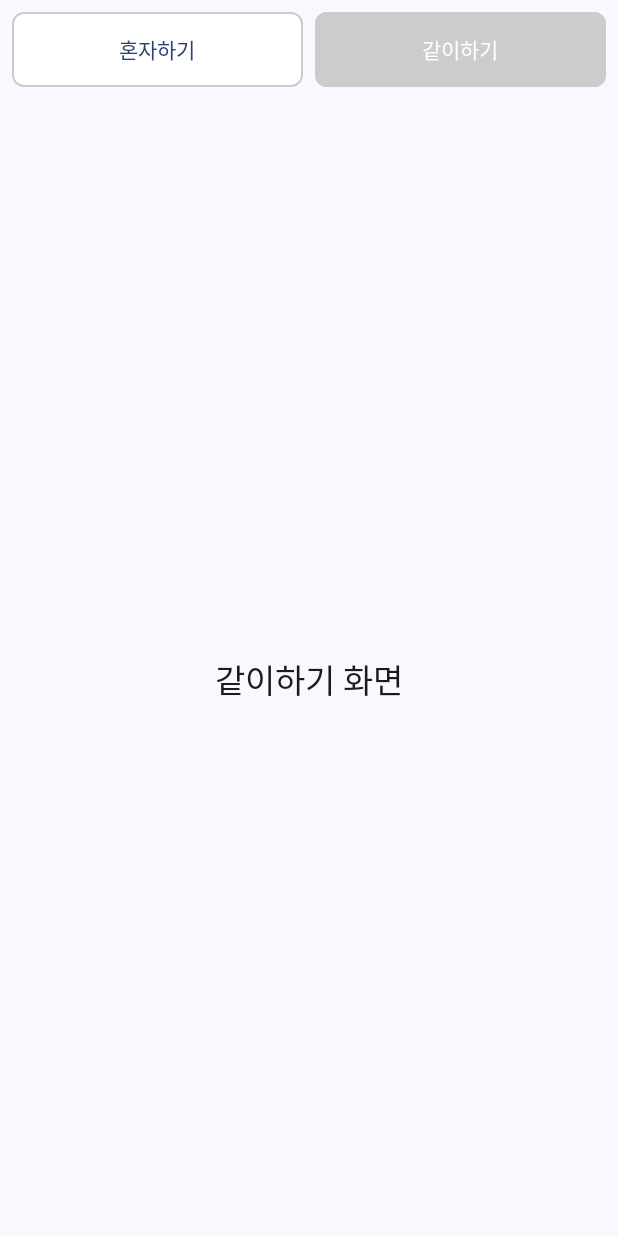
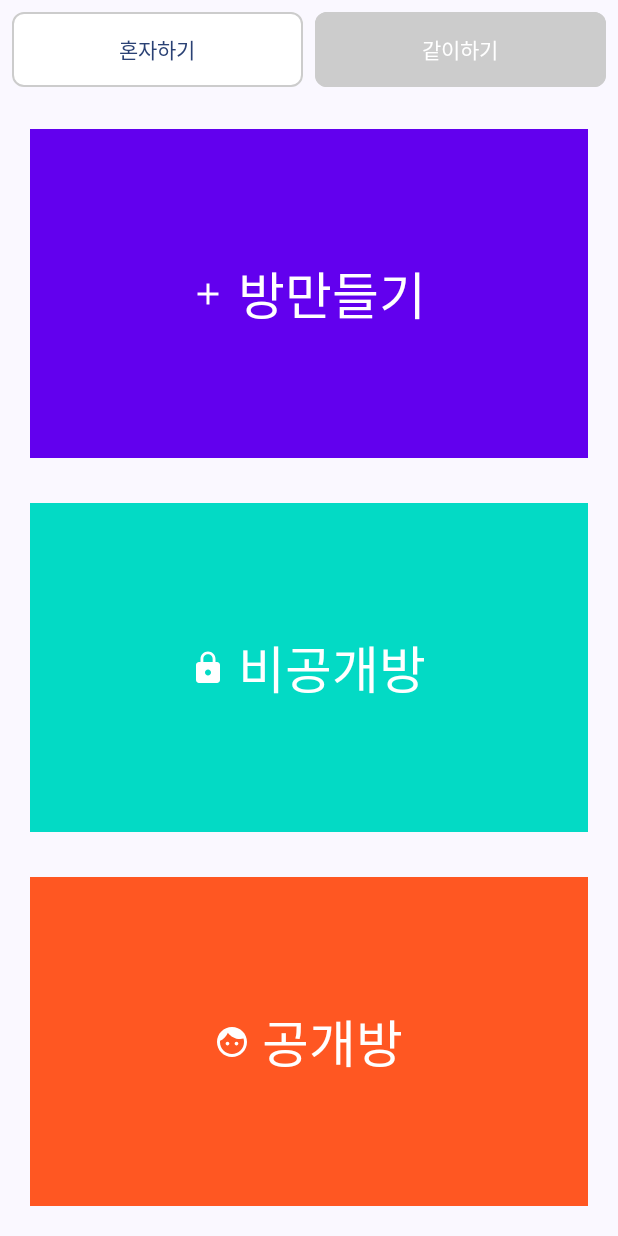
Before and after one commit to jshag90/NumberDiceGame, an Android app built with Jetpack Compose: the multi_play screen opened through its navigation route, on a phone screen of 412 x 824 dp. Run offline under Robolectric (Android 15) with nearby library versions, the phone set to English and light mode, and no system bars.

Commit message:
[Feat] 같이 하기 방만들기, 비공개 방 입장, 공개방 입장 버튼 추가

```diff
--- a/app/src/main/java/com/dodam/dicegame/MainActivity.kt
+++ b/app/src/main/java/com/dodam/dicegame/MainActivity.kt
@@ -84,7 +84,7 @@ class MainActivity : ComponentActivity() {
                     .weight(1f), // 남은 공간을 채움
                 verticalArrangement = Arrangement.Center
             ) {
-                MultlDiceRoller()
+                DiceRoller()
             }
         }
     }
@@ -163,8 +163,15 @@ class MainActivity : ComponentActivity() {
                 verticalArrangement = Arrangement.Center,
                 horizontalAlignment = Alignment.CenterHorizontally
             ) {
-                Spacer(modifier = Modifier.height(16.dp))
-                Text("같이하기 화면", style = MaterialTheme.typography.titleLarge)
+               /* Spacer(modifier = Modifier.height(16.dp))
+                Text("같이하기 화면", style = MaterialTheme.typography.titleLarge)*/
+
+                RoomActionsScreen(
+                    onCreateRoomClick = { println("방 만들기 클릭") },
+                    onPrivateRoomClick = { println("비공개 방 입장 클릭") },
+                    onPublicRoomClick = { println("공개 방 입장 클릭") }
+                )
+
             }
         }
     }
--- a/app/src/main/java/com/dodam/dicegame/MultiDiceRoller.kt
+++ b/app/src/main/java/com/dodam/dicegame/MultiDiceRoller.kt
@@ -1,10 +1,7 @@
 package com.dodam.dicegame
 
-import android.os.Build
-import androidx.annotation.RequiresApi
 import androidx.compose.runtime.Composable
 
-@RequiresApi(Build.VERSION_CODES.Q)
 @Composable
 fun MultiDiceRoller() {
 
--- /dev/null
+++ b/app/src/main/java/com/dodam/dicegame/RoomActionsScreen.kt
@@ -0,0 +1,90 @@
+package com.dodam.dicegame
+
+import androidx.compose.foundation.layout.Arrangement
+import androidx.compose.foundation.layout.Column
+import androidx.compose.foundation.layout.Spacer
+import androidx.compose.foundation.layout.fillMaxSize
+import androidx.compose.foundation.layout.fillMaxWidth
+import androidx.compose.foundation.layout.height
+import androidx.compose.foundation.layout.padding
+import androidx.compose.foundation.layout.width
+import androidx.compose.material.icons.Icons
+import androidx.compose.material.icons.filled.Add
+import androidx.compose.material.icons.filled.Face
+import androidx.compose.material.icons.filled.Lock
+import androidx.compose.material3.Button
+import androidx.compose.material3.ButtonDefaults
+import androidx.compose.material3.Icon
+import androidx.compose.material3.Text
+import androidx.compose.runtime.Composable
+import androidx.compose.ui.Modifier
+import androidx.compose.ui.graphics.Color
+import androidx.compose.ui.graphics.RectangleShape
+import androidx.compose.ui.unit.dp
+import androidx.compose.ui.unit.sp
+
+@Composable
+fun RoomActionsScreen(
+    onCreateRoomClick: () -> Unit,
+    onPrivateRoomClick: () -> Unit,
+    onPublicRoomClick: () -> Unit
+) {
+    Column(
+        modifier = Modifier
+            .fillMaxSize()
+            .padding(20.dp), // 전체 화면 패딩 설정
+        verticalArrangement = Arrangement.spacedBy(30.dp) // 버튼 간 마진 10dp
+    ) {
+        Button(
+            onClick = onCreateRoomClick,
+            modifier = Modifier
+                .fillMaxWidth()
+                .weight(1f) // 세로로 1/3 공간을 차지
+                .height(40.dp), // 버튼 세로 크기 절반으로 설정
+            colors = ButtonDefaults.buttonColors(containerColor = Color(0xFF6200EE)), // Purple
+            shape = RectangleShape // 각진 모양으로 설정
+        ) {
+            Icon(Icons.Filled.Add, contentDescription = "방 만들기", tint = Color.White)
+            Spacer(modifier = Modifier.width(8.dp))
+            Text(
+                text = "방만들기",
+                color = Color.White,
+                fontSize = 34.sp // 글자 크기를 현재의 2배로 설정
+            )
+        }
+        Button(
+            onClick = onPrivateRoomClick,
+            modifier = Modifier
+                .fillMaxWidth()
+                .weight(1f) // 세로로 1/3 공간을 차지
+                .height(40.dp), // 버튼 세로 크기 절반으로 설정
+            colors = ButtonDefaults.buttonColors(containerColor = Color(0xFF03DAC5)), // Teal
+            shape = RectangleShape // 각진 모양으로 설정
+        ) {
+            Icon(Icons.Filled.Lock, contentDescription = "비공개 방 입장", tint = Color.White)
+            Spacer(modifier = Modifier.width(8.dp))
+            Text(
+                text = "비공개방",
+                color = Color.White,
+                fontSize = 34.sp // 글자 크기를 현재의 2배로 설정
+            )
+        }
+        Button(
+            onClick = onPublicRoomClick,
+            modifier = Modifier
+                .fillMaxWidth()
+                .weight(1f) // 세로로 1/3 공간을 차지
+                .height(40.dp), // 버튼 세로 크기 절반으로 설정
+            colors = ButtonDefaults.buttonColors(containerColor = Color(0xFFFF5722)), // Orange
+            shape = RectangleShape // 각진 모양으로 설정
+        ) {
+            Icon(Icons.Filled.Face, contentDescription = "공개 방 입장", tint = Color.White)
+            Spacer(modifier = Modifier.width(8.dp))
+            Text(
+                text = "공개방",
+                color = Color.White,
+                fontSize = 34.sp // 글자 크기를 현재의 2배로 설정
+            )
+        }
+    }
+}
```
